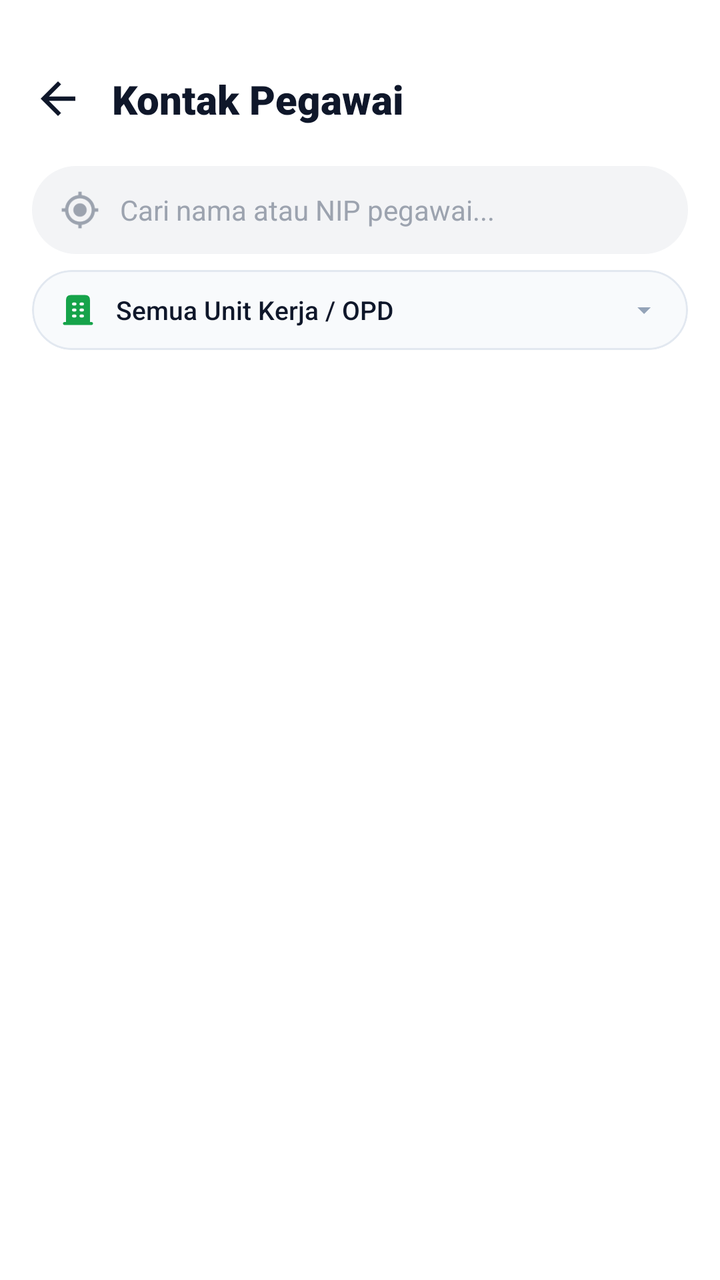
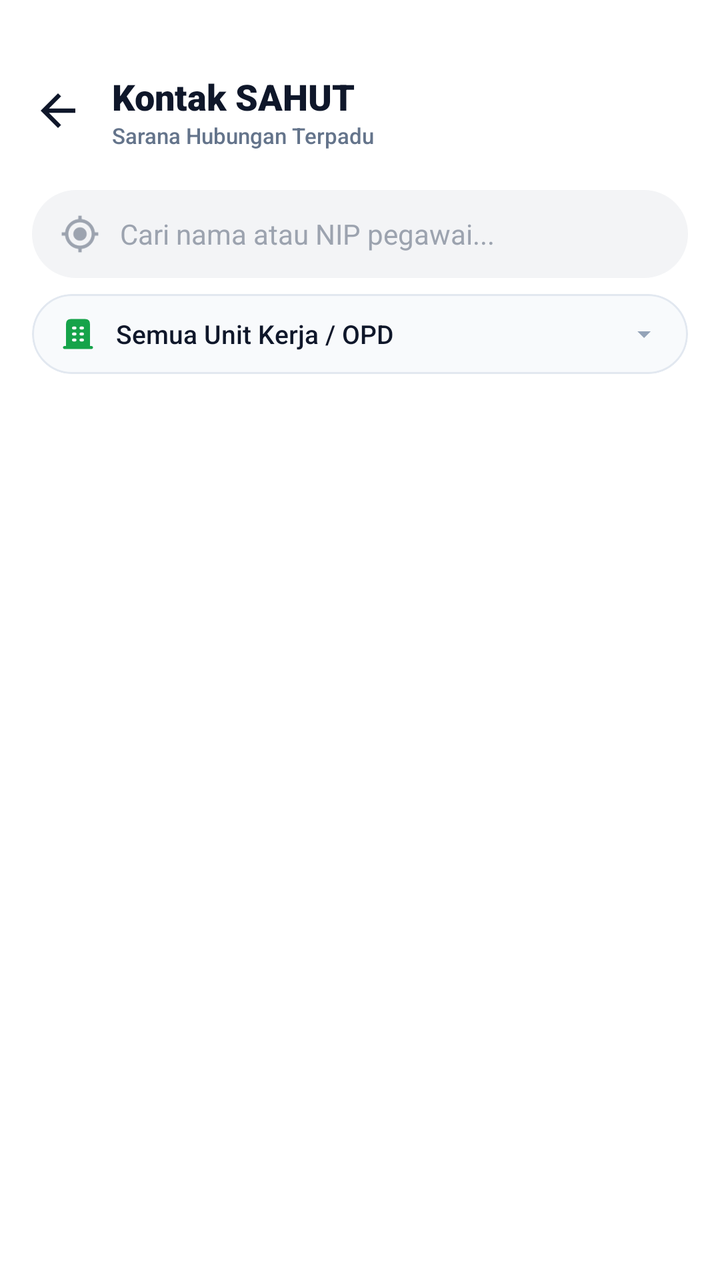

Before-and-after screenshots of an Android layout around one commit, followed by the original layout XML and the change that was made.
<!-- AndroidManifest.xml: application theme Theme.AppPemko -->
<!-- res/layout/activity_chat_contact_picker.xml -->
<?xml version="1.0" encoding="utf-8"?>
<LinearLayout xmlns:android="http://schemas.android.com/apk/res/android"
    xmlns:app="http://schemas.android.com/apk/res-auto"
    android:layout_width="match_parent"
    android:layout_height="match_parent"
    android:background="#FFFFFF"
    android:orientation="vertical">

    
    <LinearLayout
        android:layout_width="match_parent"
        android:layout_height="wrap_content"
        android:background="#FFFFFF"
        android:orientation="horizontal"
        android:paddingHorizontal="16dp"
        android:paddingTop="36dp"
        android:paddingBottom="14dp"
        android:gravity="center_vertical">

        <ImageView
            android:id="@+id/ivBackPicker"
            android:layout_width="26dp"
            android:layout_height="26dp"
            android:src="@drawable/ic_arrow_back"
            app:tint="#0F172A"
            android:background="?attr/selectableItemBackgroundBorderless"
            android:clickable="true"
            android:focusable="true"
            android:contentDescription="Kembali"/>

        <TextView
            android:layout_width="0dp"
            android:layout_height="wrap_content"
            android:layout_weight="1"
            android:layout_marginStart="14dp"
            android:text="Kontak Pegawai"
            android:textColor="#0F172A"
            android:textSize="20sp"
            android:fontFamily="sans-serif-black"/>
    </LinearLayout>

    
    <LinearLayout
        android:layout_width="match_parent"
        android:layout_height="44dp"
        android:layout_marginHorizontal="16dp"
        android:layout_marginTop="6dp"
        android:layout_marginBottom="8dp"
        android:background="@drawable/bg_pill_input"
        android:gravity="center_vertical"
        android:orientation="horizontal"
        android:paddingHorizontal="14dp">

        <ImageView
            android:layout_width="20dp"
            android:layout_height="20dp"
            android:src="@drawable/ic_search_location"
            app:tint="#9CA3AF"
            android:contentDescription="Cari"/>

        <EditText
            android:id="@+id/etSearchPicker"
            android:layout_width="match_parent"
            android:layout_height="match_parent"
            android:layout_marginStart="10dp"
            android:background="@null"
            android:hint="Cari nama atau NIP pegawai..."
            android:textColor="#0F172A"
            android:textColorHint="#9CA3AF"
            android:textSize="14sp"
            android:inputType="text"/>
    </LinearLayout>

    
    <com.google.android.material.card.MaterialCardView
        android:id="@+id/cvOpdFilterPicker"
        android:layout_width="match_parent"
        android:layout_height="40dp"
        android:layout_marginHorizontal="16dp"
        android:layout_marginBottom="8dp"
        android:clickable="true"
        android:focusable="true"
        app:cardCornerRadius="20dp"
        app:cardElevation="0dp"
        app:cardBackgroundColor="#F8FAFC"
        app:strokeWidth="1dp"
        app:strokeColor="#E2E8F0">

        <LinearLayout
            android:layout_width="match_parent"
            android:layout_height="match_parent"
            android:gravity="center_vertical"
            android:orientation="horizontal"
            android:paddingHorizontal="14dp">

            <ImageView
                android:layout_width="18dp"
                android:layout_height="18dp"
                android:src="@drawable/ic_locasi_office"
                app:tint="#16A34A"
                android:contentDescription="Unit Kerja / OPD"/>

            <TextView
                android:id="@+id/tvOpdFilterSelectedName"
                android:layout_width="0dp"
                android:layout_height="wrap_content"
                android:layout_weight="1"
                android:layout_marginStart="10dp"
                android:ellipsize="end"
                android:fontFamily="sans-serif-medium"
                android:maxLines="1"
                android:text="Semua Unit Kerja / OPD"
                android:textColor="#0F172A"
                android:textSize="13sp" />

            <ImageView
                android:layout_width="16dp"
                android:layout_height="16dp"
                android:src="@drawable/ic_arrow_down"
                app:tint="#94A3B8"
                android:contentDescription="Pilih OPD" />
        </LinearLayout>
    </com.google.android.material.card.MaterialCardView>

    
    <FrameLayout
        android:layout_width="match_parent"
        android:layout_height="0dp"
        android:layout_weight="1">

        <androidx.recyclerview.widget.RecyclerView
            android:id="@+id/rvPickerList"
            android:layout_width="match_parent"
            android:layout_height="match_parent"
            android:clipToPadding="false"
            android:paddingVertical="4dp"/>

        <ProgressBar
            android:id="@+id/pbPicker"
            android:layout_width="wrap_content"
            android:layout_height="wrap_content"
            android:layout_gravity="center"
            android:indeterminateTint="#16A34A"/>

        <TextView
            android:id="@+id/tvEmptyPicker"
            android:layout_width="wrap_content"
            android:layout_height="wrap_content"
            android:layout_gravity="center"
            android:text="Kontak tidak ditemukan"
            android:textColor="#94A3B8"
            android:textSize="14sp"
            android:visibility="gone"/>
    </FrameLayout>

</LinearLayout>
<!-- resources referenced by this layout -->
<resources>
  <!-- drawable bg_pill_input (drawable) -->
  <?xml version="1.0" encoding="utf-8"?>
  <shape xmlns:android="http://schemas.android.com/apk/res/android"
      android:shape="rectangle">
      <solid android:color="#F3F4F6" />
      <corners android:radius="24dp" />
  </shape>
  <!-- drawable ic_arrow_back (drawable) -->
  <?xml version="1.0" encoding="utf-8"?>
  <vector xmlns:android="http://schemas.android.com/apk/res/android"
      android:width="24dp"
      android:height="24dp"
      android:viewportWidth="24"
      android:viewportHeight="24">
      <path
          android:fillColor="#FFFFFFFF"
          android:pathData="M20,11H7.83l5.59,-5.59L12,4l-8,8 8,8 1.41,-1.41L7.83,13H20v-2z" />
  </vector>
  <!-- drawable ic_arrow_down (drawable) -->
  <?xml version="1.0" encoding="utf-8"?>
  <vector xmlns:android="http://schemas.android.com/apk/res/android"
      android:width="24dp"
      android:height="24dp"
      android:viewportWidth="24"
      android:viewportHeight="24">
      <path
          android:fillColor="#FF000000"
          android:pathData="M7,10l5,5 5,-5z"/>
  </vector>
  <!-- drawable ic_search_location (drawable) -->
  <vector android:height="24dp"
      android:viewportHeight="24" android:viewportWidth="24"
      android:width="24dp" xmlns:android="http://schemas.android.com/apk/res/android">
      <path android:fillColor="#F1F1F1" android:pathData="M12,8c-2.21,0 -4,1.79 -4,4s1.79,4 4,4 4,-1.79 4,-4 -1.79,-4 -4,-4zM20.94,11c-0.46,-4.17 -3.77,-7.48 -7.94,-7.94L13,1h-2v2.06C6.83,3.52 3.52,6.83 3.06,11L1,11v2h2.06c0.46,4.17 3.77,7.48 7.94,7.94L11,23h2v-2.06c4.17,-0.46 7.48,-3.77 7.94,-7.94L23,13v-2h-2.06zM12,19c-3.87,0 -7,-3.13 -7,-7s3.13,-7 7,-7 7,3.13 7,7 -3.13,7 -7,7z"/>
  </vector>
  <style name="Theme.AppPemko" parent="Base.Theme.AppPemko">
          <item name="android:textColor">@color/text_primary</item>
      </style>
  <color name="biru">#008DDA</color>
  <style name="Base.Theme.AppPemko" parent="Theme.Material3.DayNight.NoActionBar">
          <item name="colorPrimary">@color/primary_brand</item>
          <item name="colorOnPrimary">@color/on_primary_brand</item>
          <item name="colorSecondary">@color/brand_secondary</item>
          <item name="colorOnSecondary">@color/white</item>
          <item name="colorSurface">@color/surface_main</item>
          <item name="colorOnSurface">@color/text_primary</item>
          <item name="colorSurfaceVariant">@color/surface_variant</item>
          <item name="colorOnSurfaceVariant">@color/text_secondary</item>
          <item name="android:statusBarColor">@color/primary_brand</item>
          <item name="android:windowBackground">@color/background_main</item>
          <item name="android:fontFamily">sans-serif</item>
          <item name="android:windowAnimationStyle">@style/Animation.App.Activity</item>
      </style>
  <color name="text_primary">#171717</color>
  <color name="primary_brand">#0869D8</color>
  <color name="on_primary_brand">#FFFFFF</color>
  <color name="brand_secondary">#E91E63</color>
  <color name="white">#FFFFFF</color>
  <color name="surface_main">#FFFFFF</color>
  <color name="surface_variant">#F4F4F4</color>
  <color name="text_secondary">#454545</color>
  <color name="background_main">#FBFBFB</color>
  <style name="Animation.App.Activity" parent="@android:style/Animation.Activity">
          <item name="android:activityOpenEnterAnimation">@anim/slide_in_right</item>
          <item name="android:activityOpenExitAnimation">@anim/slide_out_left</item>
          <item name="android:activityCloseEnterAnimation">@anim/slide_in_left</item>
          <item name="android:activityCloseExitAnimation">@anim/slide_out_right</item>
      </style>
  <!-- unchanged entries left out for length: 1 -->
</resources>

<!-- the commit's change to res/layout/activity_chat_contact_picker.xml (unified diff, before → after) -->
@@ -28,15 +28,29 @@
             android:focusable="true"
             android:contentDescription="Kembali"/>
 
-        <TextView
+        <LinearLayout
             android:layout_width="0dp"
             android:layout_height="wrap_content"
             android:layout_weight="1"
             android:layout_marginStart="14dp"
-            android:text="Kontak Pegawai"
-            android:textColor="#0F172A"
-            android:textSize="20sp"
-            android:fontFamily="sans-serif-black"/>
+            android:orientation="vertical">
+
+            <TextView
+                android:layout_width="wrap_content"
+                android:layout_height="wrap_content"
+                android:text="Kontak SAHUT"
+                android:textColor="#0F172A"
+                android:textSize="18sp"
+                android:fontFamily="sans-serif-black"/>
+
+            <TextView
+                android:layout_width="wrap_content"
+                android:layout_height="wrap_content"
+                android:text="Sarana Hubungan Terpadu"
+                android:textColor="#64748B"
+                android:textSize="11sp"
+                android:fontFamily="sans-serif-medium"/>
+        </LinearLayout>
     </LinearLayout>
 
     
